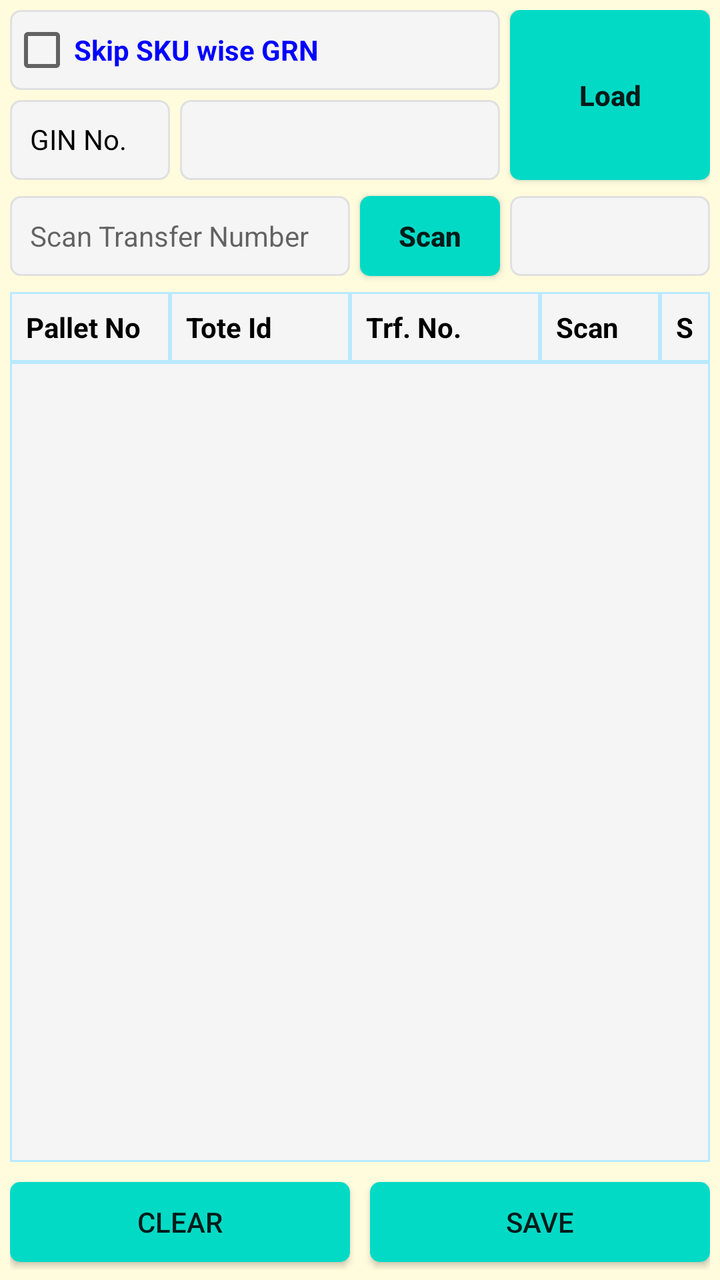
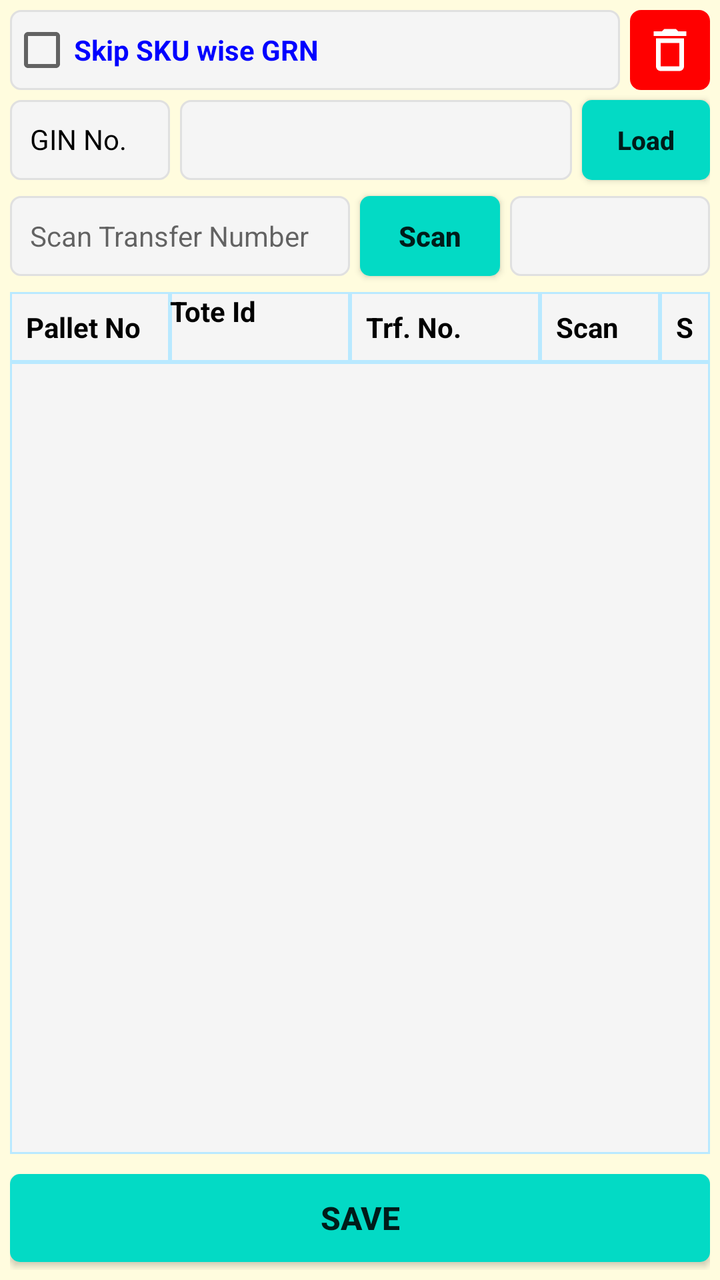

Screens rendered from an Android XML layout before and after an edit, with the pre-edit source and the edit as a unified diff.
<!-- AndroidManifest.xml: application theme AppTheme -->
<!-- res/layout/fragment_gin_verification.xml -->
<?xml version="1.0" encoding="utf-8"?>
<FrameLayout xmlns:android="http://schemas.android.com/apk/res/android"
    xmlns:app="http://schemas.android.com/apk/res-auto"
    xmlns:tools="http://schemas.android.com/tools"
    android:layout_width="match_parent"
    android:layout_height="match_parent"
    android:background="@color/backColor"
    tools:context=".ui.ginverification.GinVerificationFragment">

    <androidx.constraintlayout.widget.ConstraintLayout
        android:layout_width="match_parent"
        android:layout_height="match_parent"
        android:padding="5dp">

        <CheckBox
            android:id="@+id/ch_gin_verification_skip"
            android:layout_width="0dp"
            android:layout_height="40dp"
            android:layout_marginRight="5dp"
            android:background="@drawable/et_custom"
            android:textStyle="bold"
            android:text="Skip SKU wise GRN"
            android:textColor="@color/colorBlue"
            app:layout_constraintEnd_toStartOf="@+id/bt_gin_verification_load"
            app:layout_constraintHorizontal_bias="1.0"
            app:layout_constraintStart_toStartOf="parent"
            app:layout_constraintTop_toTopOf="parent" />

        <TextView
            android:id="@+id/TextView1"
            android:layout_width="80dp"
            android:layout_height="40dp"
            android:layout_marginTop="5dp"
            android:background="@drawable/et_custom"
            android:gravity="left"
            android:hint=""
            android:padding="10dp"
            android:text="GIN No."
            android:textColor="@color/coloBlack"
            android:textSize="14sp"
            app:layout_constraintStart_toStartOf="parent"
            app:layout_constraintTop_toBottomOf="@+id/ch_gin_verification_skip" />

        <Button
            android:id="@+id/bt_gin_verification_load"
            android:layout_width="100dp"
            android:layout_height="0dp"
            android:background="@drawable/btn_custom1"
            android:text="Load"
            android:textAllCaps="false"
            android:textSize="14sp"
            android:textStyle="bold"
            app:layout_constraintBottom_toBottomOf="@+id/TextView1"
            app:layout_constraintEnd_toEndOf="parent"
            app:layout_constraintTop_toTopOf="parent"
            tools:ignore="TouchTargetSizeCheck" />

        <Button
            android:id="@+id/bt_gin_verification_scan"
            android:layout_width="70dp"
            android:layout_height="40dp"
            android:layout_marginRight="5dp"
            android:background="@drawable/btn_custom1"
            android:text="Scan"
            android:textAllCaps="false"
            android:textSize="14sp"
            android:textStyle="bold"
            app:layout_constraintEnd_toStartOf="@+id/tv_gin_verification_verify"
            app:layout_constraintTop_toTopOf="@+id/et_gin_verification_trf_tote_id"
            tools:ignore="TouchTargetSizeCheck" />

        <EditText
            android:id="@+id/et_gin_verification_ginno"
            android:layout_width="0dp"
            android:layout_height="40dp"
            android:layout_marginStart="5dp"
            android:layout_marginLeft="5dp"
            android:layout_marginEnd="5dp"
            android:layout_marginRight="5dp"
            android:inputType="number"
            android:background="@drawable/et_custom"
            android:padding="10dp"
            android:textColor="@color/coloBlack"
            android:textSize="14sp"
            app:layout_constraintEnd_toStartOf="@+id/bt_gin_verification_load"
            app:layout_constraintStart_toEndOf="@+id/TextView1"
            app:layout_constraintTop_toTopOf="@+id/TextView1"
            tools:ignore="SpeakableTextPresentCheck,TouchTargetSizeCheck" />

        <EditText
            android:id="@+id/et_gin_verification_trf_tote_id"
            android:layout_width="0dp"
            android:layout_height="40dp"
            android:layout_marginTop="8dp"
            android:layout_marginRight="5dp"
            android:background="@drawable/et_custom"
            android:padding="10dp"
            android:textColor="@color/coloBlack"
            android:textSize="14dp"
            android:hint="Scan Transfer Number"
            app:layout_constraintEnd_toStartOf="@+id/bt_gin_verification_scan"
            app:layout_constraintStart_toStartOf="parent"
            app:layout_constraintTop_toBottomOf="@+id/TextView1"
            tools:ignore="SpeakableTextPresentCheck,TouchTargetSizeCheck" />

        <TextView
            android:id="@+id/tv_gin_verification_verify"
            android:layout_width="100dp"
            android:layout_height="40dp"
            android:background="@drawable/et_custom"
            android:gravity="center_horizontal"
            android:padding="10dp"
            android:text=""
            android:textColor="@color/coloRed"
            android:textSize="14dp"
            android:textStyle="bold"
            app:layout_constraintEnd_toEndOf="parent"
            app:layout_constraintTop_toTopOf="@+id/et_gin_verification_trf_tote_id"
            tools:ignore="SpeakableTextPresentCheck,TouchTargetSizeCheck" />

        <TextView
            android:id="@+id/TextView6"
            android:layout_width="80dp"
            android:layout_height="35dp"
            android:layout_marginTop="8dp"
            android:background="@drawable/et_custom_total"
            android:gravity="left"
            android:hint=""
            android:padding="8dp"
            android:text="Pallet No"
            android:textColor="@color/coloBlack"
            android:textSize="14sp"
            android:textStyle="bold"
            app:layout_constraintStart_toStartOf="parent"
            app:layout_constraintTop_toBottomOf="@+id/et_gin_verification_trf_tote_id" />

        <TextView
            android:id="@+id/TextView7"
            android:layout_width="90dp"
            android:layout_height="35dp"
            android:background="@drawable/et_custom_total"
            android:gravity="left"
            android:hint=""
            android:padding="8dp"
            android:textStyle="bold"
            android:text="Tote Id"
            android:textColor="@color/coloBlack"
            android:textSize="14sp"
            app:layout_constraintStart_toEndOf="@+id/TextView6"
            app:layout_constraintTop_toTopOf="@+id/TextView6" />

        <TextView
            android:id="@+id/TextView8"
            android:layout_width="95dp"
            android:layout_height="35dp"
            android:background="@drawable/et_custom_total"
            android:gravity="left"
            android:hint=""
            android:textStyle="bold"
            android:padding="8dp"
            android:text="Trf. No."
            android:textColor="@color/coloBlack"
            android:textSize="14sp"
            app:layout_constraintStart_toEndOf="@+id/TextView7"
            app:layout_constraintTop_toTopOf="@+id/TextView6" />

        <TextView
            android:id="@+id/TextView9"
            android:layout_width="60dp"
            android:layout_height="35dp"
            android:background="@drawable/et_custom_total"
            android:gravity="left"
            android:hint=""
            android:padding="8dp"
            android:text="Scan"
            android:textColor="@color/coloBlack"
            android:textSize="14sp"
            android:textStyle="bold"
            app:layout_constraintStart_toEndOf="@+id/TextView8"
            app:layout_constraintTop_toTopOf="@+id/TextView6" />

        <TextView
            android:id="@+id/textView20"
            android:layout_width="0dp"
            android:layout_height="35dp"
            android:background="@drawable/et_custom_total"
            android:gravity="left"
            android:hint=""
            android:padding="8dp"
            android:text="Skip SKU"
            android:textColor="@color/coloBlack"
            android:textSize="14sp"
            android:textStyle="bold"
            app:layout_constraintEnd_toEndOf="parent"
            app:layout_constraintStart_toEndOf="@+id/TextView9"
            app:layout_constraintTop_toTopOf="@+id/TextView6" />

        <ListView
            android:id="@+id/lv_gin_verification_details"
            android:layout_width="0dp"
            android:layout_height="0dp"
            android:layout_marginBottom="10dp"
            android:background="@drawable/et_custom_total"
            app:layout_constraintBottom_toTopOf="@+id/bt_gin_verification_clear"
            app:layout_constraintEnd_toEndOf="parent"
            app:layout_constraintHorizontal_bias="1.0"
            app:layout_constraintStart_toStartOf="parent"
            app:layout_constraintTop_toBottomOf="@+id/TextView6" />

        <Button
            android:id="@+id/bt_gin_verification_clear"
            android:layout_width="0dp"
            android:layout_height="40dp"
            android:layout_marginBottom="4dp"
            android:background="@drawable/btn_custom1"
            android:text="CLEAR"
            android:textAllCaps="false"
            android:textSize="14sp"
            app:layout_constraintBottom_toBottomOf="parent"
            app:layout_constraintEnd_toStartOf="@+id/textView2"
            app:layout_constraintStart_toStartOf="parent" />

        <Button
            android:id="@+id/bt_gin_verification_save"
            android:layout_width="0dp"
            android:layout_height="40dp"
            android:layout_marginBottom="4dp"
            android:background="@drawable/btn_custom1"
            android:text="SAVE"
            android:textAllCaps="false"
            android:textSize="14sp"
            app:layout_constraintBottom_toBottomOf="parent"
            app:layout_constraintEnd_toEndOf="parent"
            app:layout_constraintStart_toEndOf="@+id/textView2" />

        <TextView
            android:id="@+id/textView2"
            android:layout_width="wrap_content"
            android:layout_height="wrap_content"
            android:layout_marginStart="16dp"
            android:layout_marginLeft="16dp"
            android:layout_marginEnd="16dp"
            android:layout_marginRight="16dp"
            android:text="   "
            android:textColor="@color/colorAccent"
            app:layout_constraintBottom_toBottomOf="parent"
            app:layout_constraintEnd_toEndOf="parent"
            app:layout_constraintStart_toStartOf="parent"
            tools:ignore="SpeakableTextPresentCheck" />

    </androidx.constraintlayout.widget.ConstraintLayout>

</FrameLayout>
<!-- resources referenced by this layout -->
<resources>
  <color name="backColor">#FFFCDE</color>
  <color name="coloBlack">#000000</color>
  <color name="coloRed">#ff0000</color>
  <color name="colorAccent">#000000</color>
  <color name="colorBlue">#0000FF</color>
  <!-- drawable btn_custom1 (drawable) -->
  <?xml version="1.0" encoding="utf-8"?>
  <shape xmlns:android="http://schemas.android.com/apk/res/android"
      android:padding="10dp"
      android:shape="rectangle" >
  
      <solid android:color="@color/colorBtn" />
  
      <corners
          android:bottomLeftRadius="5dp"
          android:bottomRightRadius="5dp"
          android:topLeftRadius="5dp"
          android:topRightRadius="5dp" />
  
  </shape>
  <!-- drawable et_custom (drawable) -->
  <?xml version="1.0" encoding="utf-8"?>
  <shape xmlns:android="http://schemas.android.com/apk/res/android"
      android:padding="10dp"
      android:shape="rectangle" >
  
      <solid android:color="#f5f5f5" />
  
      <stroke
          android:width="1dp"
          android:color="#e0e0e0" />
  
      <corners
          android:bottomLeftRadius="5dp"
          android:bottomRightRadius="5dp"
          android:topLeftRadius="5dp"
          android:topRightRadius="5dp" />
  
  </shape>
  <!-- drawable et_custom_total (drawable) -->
  <?xml version="1.0" encoding="utf-8"?>
  <shape xmlns:android="http://schemas.android.com/apk/res/android"
      android:padding="10dp"
      android:shape="rectangle" >
  
      <solid android:color="#f5f5f5" />
  
      <stroke
          android:width="1dp"
          android:color="#B9E9FF" />
  
      <corners
          android:bottomLeftRadius="0dp"
          android:bottomRightRadius="0dp"
          android:topLeftRadius="0dp"
          android:topRightRadius="0dp" />
  
  </shape>
  <style name="AppTheme" parent="Theme.AppCompat.Light.NoActionBar">
          
          <item name="colorPrimary">@color/colorPrimary</item>
          <item name="colorPrimaryDark">@color/colorPrimaryDark</item>
          <item name="colorAccent">@color/colorAccent</item>
      </style>
  <color name="colorBtn">#03DAC5</color>
  <color name="colorPrimary">#ffb200</color>
  <color name="colorPrimaryDark">#ffb200</color>
</resources>

<!-- the commit's change to res/layout/fragment_gin_verification.xml (unified diff, before → after) -->
@@ -12,6 +12,8 @@
         android:layout_height="match_parent"
         android:padding="5dp">
 
+        
+
         <CheckBox
             android:id="@+id/ch_gin_verification_skip"
             android:layout_width="0dp"
@@ -21,10 +23,26 @@
             android:textStyle="bold"
             android:text="Skip SKU wise GRN"
             android:textColor="@color/colorBlue"
-            app:layout_constraintEnd_toStartOf="@+id/bt_gin_verification_load"
+            app:layout_constraintEnd_toStartOf="@+id/bt_gin_verification_clear"
             app:layout_constraintHorizontal_bias="1.0"
             app:layout_constraintStart_toStartOf="parent"
             app:layout_constraintTop_toTopOf="parent" />
+
+        <ImageButton
+            android:id="@+id/bt_gin_verification_clear"
+            android:layout_width="40dp"
+            android:layout_height="40dp"
+            android:background="@drawable/et_custom"
+            android:src="@drawable/delete_outline"
+            android:contentDescription="Clear"
+            android:padding="6dp"
+            android:scaleType="fitCenter"
+            app:layout_constraintBottom_toBottomOf="@+id/ch_gin_verification_skip"
+            app:layout_constraintEnd_toEndOf="parent"
+            app:layout_constraintTop_toTopOf="@+id/ch_gin_verification_skip"
+           android:backgroundTint="@color/coloRed"
+            app:tint="@color/colorWhite"
+            tools:ignore="TouchTargetSizeCheck" />
 
         <TextView
             android:id="@+id/TextView1"
@@ -43,30 +61,18 @@
 
         <Button
             android:id="@+id/bt_gin_verification_load"
-            android:layout_width="100dp"
+            android:layout_width="64dp"
             android:layout_height="0dp"
             android:background="@drawable/btn_custom1"
             android:text="Load"
             android:textAllCaps="false"
-            android:textSize="14sp"
-            android:textStyle="bold"
+            android:textSize="13sp"
+            android:textStyle="bold"
+            android:paddingLeft="0dp"
+            android:paddingRight="0dp"
             app:layout_constraintBottom_toBottomOf="@+id/TextView1"
             app:layout_constraintEnd_toEndOf="parent"
-            app:layout_constraintTop_toTopOf="parent"
-            tools:ignore="TouchTargetSizeCheck" />
-
-        <Button
-            android:id="@+id/bt_gin_verification_scan"
-            android:layout_width="70dp"
-            android:layout_height="40dp"
-            android:layout_marginRight="5dp"
-            android:background="@drawable/btn_custom1"
-            android:text="Scan"
-            android:textAllCaps="false"
-            android:textSize="14sp"
-            android:textStyle="bold"
-            app:layout_constraintEnd_toStartOf="@+id/tv_gin_verification_verify"
-            app:layout_constraintTop_toTopOf="@+id/et_gin_verification_trf_tote_id"
+            app:layout_constraintTop_toTopOf="@+id/TextView1"
             tools:ignore="TouchTargetSizeCheck" />
 
         <EditText
@@ -87,6 +93,20 @@
             app:layout_constraintTop_toTopOf="@+id/TextView1"
             tools:ignore="SpeakableTextPresentCheck,TouchTargetSizeCheck" />
 
+        <Button
+            android:id="@+id/bt_gin_verification_scan"
+            android:layout_width="70dp"
+            android:layout_height="40dp"
+            android:layout_marginRight="5dp"
+            android:background="@drawable/btn_custom1"
+            android:text="Scan"
+            android:textAllCaps="false"
+            android:textSize="14sp"
+            android:textStyle="bold"
+            app:layout_constraintEnd_toStartOf="@+id/tv_gin_verification_verify"
+            app:layout_constraintTop_toTopOf="@+id/et_gin_verification_trf_tote_id"
+            tools:ignore="TouchTargetSizeCheck" />
+
         <EditText
             android:id="@+id/et_gin_verification_trf_tote_id"
             android:layout_width="0dp"
@@ -141,7 +161,6 @@
             android:background="@drawable/et_custom_total"
             android:gravity="left"
             android:hint=""
-            android:padding="8dp"
             android:textStyle="bold"
             android:text="Tote Id"
             android:textColor="@color/coloBlack"
@@ -201,52 +220,27 @@
             android:layout_height="0dp"
             android:layout_marginBottom="10dp"
             android:background="@drawable/et_custom_total"
-            app:layout_constraintBottom_toTopOf="@+id/bt_gin_verification_clear"
+            app:layout_constraintBottom_toTopOf="@+id/bt_gin_verification_save"
             app:layout_constraintEnd_toEndOf="parent"
             app:layout_constraintHorizontal_bias="1.0"
             app:layout_constraintStart_toStartOf="parent"
             app:layout_constraintTop_toBottomOf="@+id/TextView6" />
 
-        <Button
-            android:id="@+id/bt_gin_verification_clear"
-            android:layout_width="0dp"
-            android:layout_height="40dp"
-            android:layout_marginBottom="4dp"
-            android:background="@drawable/btn_custom1"
-            android:text="CLEAR"
-            android:textAllCaps="false"
-            android:textSize="14sp"
-            app:layout_constraintBottom_toBottomOf="parent"
-            app:layout_constraintEnd_toStartOf="@+id/textView2"
-            app:layout_constraintStart_toStartOf="parent" />
+        
 
         <Button
             android:id="@+id/bt_gin_verification_save"
             android:layout_width="0dp"
-            android:layout_height="40dp"
+            android:layout_height="44dp"
             android:layout_marginBottom="4dp"
             android:background="@drawable/btn_custom1"
             android:text="SAVE"
             android:textAllCaps="false"
-            android:textSize="14sp"
+            android:textSize="16sp"
+            android:textStyle="bold"
             app:layout_constraintBottom_toBottomOf="parent"
             app:layout_constraintEnd_toEndOf="parent"
-            app:layout_constraintStart_toEndOf="@+id/textView2" />
-
-        <TextView
-            android:id="@+id/textView2"
-            android:layout_width="wrap_content"
-            android:layout_height="wrap_content"
-            android:layout_marginStart="16dp"
-            android:layout_marginLeft="16dp"
-            android:layout_marginEnd="16dp"
-            android:layout_marginRight="16dp"
-            android:text="   "
-            android:textColor="@color/colorAccent"
-            app:layout_constraintBottom_toBottomOf="parent"
-            app:layout_constraintEnd_toEndOf="parent"
-            app:layout_constraintStart_toStartOf="parent"
-            tools:ignore="SpeakableTextPresentCheck" />
+            app:layout_constraintStart_toStartOf="parent" />
 
     </androidx.constraintlayout.widget.ConstraintLayout>
 
<!-- resource entries referenced after the edit -->
@@ -5,6 +5,7 @@
   <color name="coloRed">#ff0000</color>
   <color name="colorAccent">#000000</color>
   <color name="colorBlue">#0000FF</color>
+  <color name="colorWhite">#FFFFFF</color>
   <!-- drawable btn_custom1 (drawable) -->
   <?xml version="1.0" encoding="utf-8"?>
   <shape xmlns:android="http://schemas.android.com/apk/res/android"
@@ -20,6 +21,12 @@
           android:topRightRadius="5dp" />
   
   </shape>
+  <!-- drawable delete_outline (drawable) -->
+  <vector xmlns:android="http://schemas.android.com/apk/res/android" android:height="24dp" android:tint="#000000" android:viewportHeight="24" android:viewportWidth="24" android:width="24dp">
+        
+      <path android:fillColor="@android:color/white" android:pathData="M6,19c0,1.1 0.9,2 2,2h8c1.1,0 2,-0.9 2,-2L18,7L6,7v12zM8,9h8v10L8,19L8,9zM15.5,4l-1,-1h-5l-1,1L5,4v2h14L19,4z"/>
+      
+  </vector>
   <!-- drawable et_custom (drawable) -->
   <?xml version="1.0" encoding="utf-8"?>
   <shape xmlns:android="http://schemas.android.com/apk/res/android"
